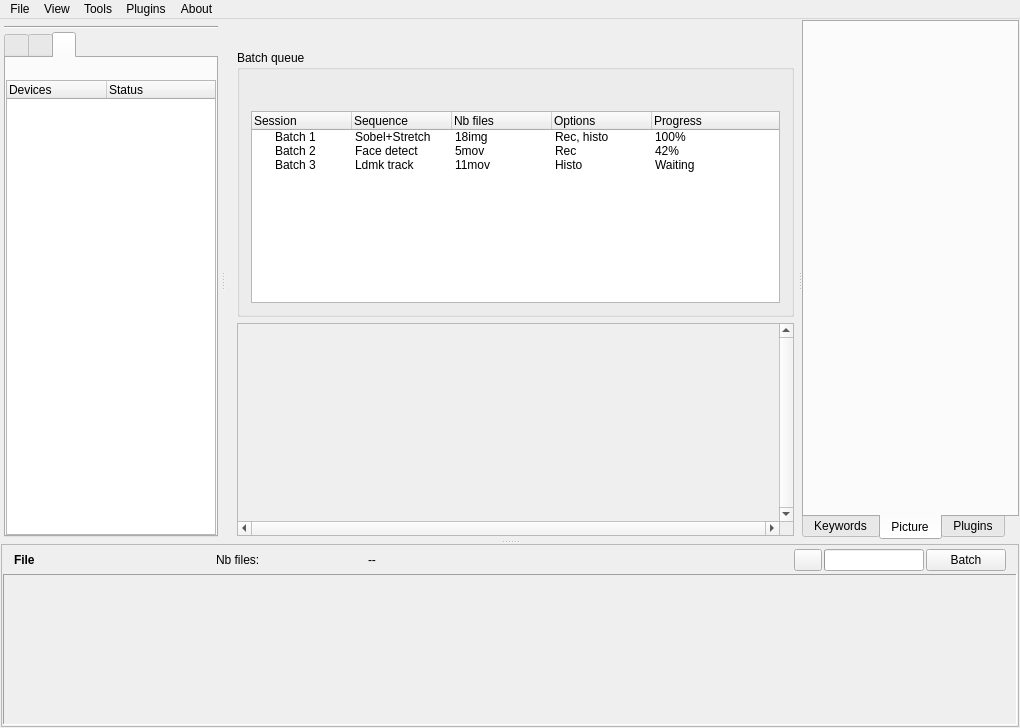
Above: workflow/ui/emamainwindow.ui from cseyve/piaf before the change. Below: the same form after it.
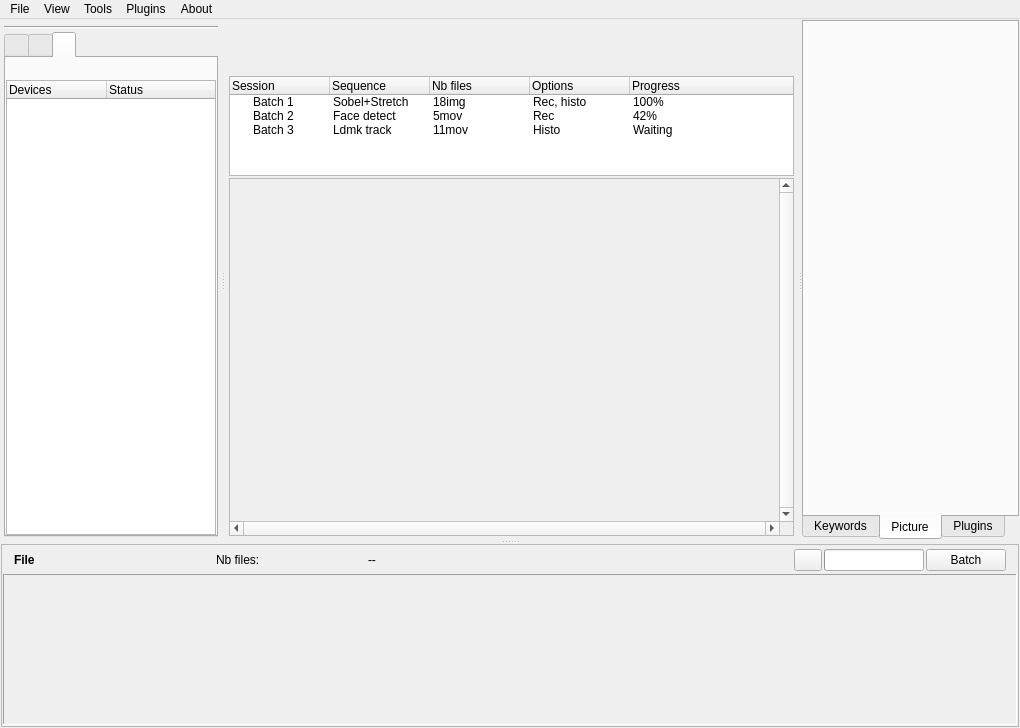
That is the form after the change. Icons and pictures are not drawn. Custom widgets are drawn as their Qt base class.

Commit message: Added widget for display the progress of a batch task Fix aligment in thumbnail frames

Diff of the .ui file:
```diff
--- a/workflow/ui/emamainwindow.ui
+++ b/workflow/ui/emamainwindow.ui
@@ -740,24 +740,21 @@
            </widget>
            <widget class="QWidget" name="page_batch">
             <layout class="QVBoxLayout" name="verticalLayout_19">
-             <property name="leftMargin">
-              <number>10</number>
-             </property>
-             <property name="topMargin">
+             <property name="spacing">
               <number>2</number>
              </property>
-             <property name="rightMargin">
-              <number>2</number>
-             </property>
-             <property name="bottomMargin">
+             <property name="margin">
               <number>2</number>
              </property>
              <item>
-              <widget class="QGroupBox" name="batchQueueGroupBox">
-               <property name="title">
-                <string>Batch queue</string>
-               </property>
+              <widget class="QFrame" name="batchQueueFrame">
                <layout class="QVBoxLayout" name="verticalLayout_18">
+                <property name="spacing">
+                 <number>2</number>
+                </property>
+                <property name="margin">
+                 <number>0</number>
+                </property>
                 <item>
                  <widget class="QWidget" name="widget_4" native="true">
                   <layout class="QHBoxLayout" name="horizontalLayout_5">
@@ -865,7 +862,19 @@
                  </widget>
                 </item>
                 <item>
-                 <widget class="QTreeWidget" name="treeWidget">
+                 <widget class="QTreeWidget" name="batchQueueTreeWidget">
+                  <property name="sizePolicy">
+                   <sizepolicy hsizetype="Expanding" vsizetype="Preferred">
+                    <horstretch>0</horstretch>
+                    <verstretch>0</verstretch>
+                   </sizepolicy>
+                  </property>
+                  <property name="maximumSize">
+                   <size>
+                    <width>16777215</width>
+                    <height>100</height>
+                   </size>
+                  </property>
                   <property name="allColumnsShowFocus">
                    <bool>true</bool>
                   </property>
@@ -963,7 +972,7 @@
               </widget>
              </item>
              <item>
-              <widget class="QScrollArea" name="scrollArea_3">
+              <widget class="QScrollArea" name="batchProgressScrollArea">
                <property name="verticalScrollBarPolicy">
                 <enum>Qt::ScrollBarAlwaysOn</enum>
                </property>
@@ -973,13 +982,13 @@
                <property name="widgetResizable">
                 <bool>true</bool>
                </property>
-               <widget class="QWidget" name="scrollAreaWidgetContents_5">
+               <widget class="QWidget" name="batchProgressScrollAreaContents">
                 <property name="geometry">
                  <rect>
                   <x>0</x>
                   <y>0</y>
-                  <width>553</width>
-                  <height>203</height>
+                  <width>561</width>
+                  <height>339</height>
                  </rect>
                 </property>
                 <layout class="QVBoxLayout" name="verticalLayout_17">
```
The commit also changes 10 other files.
